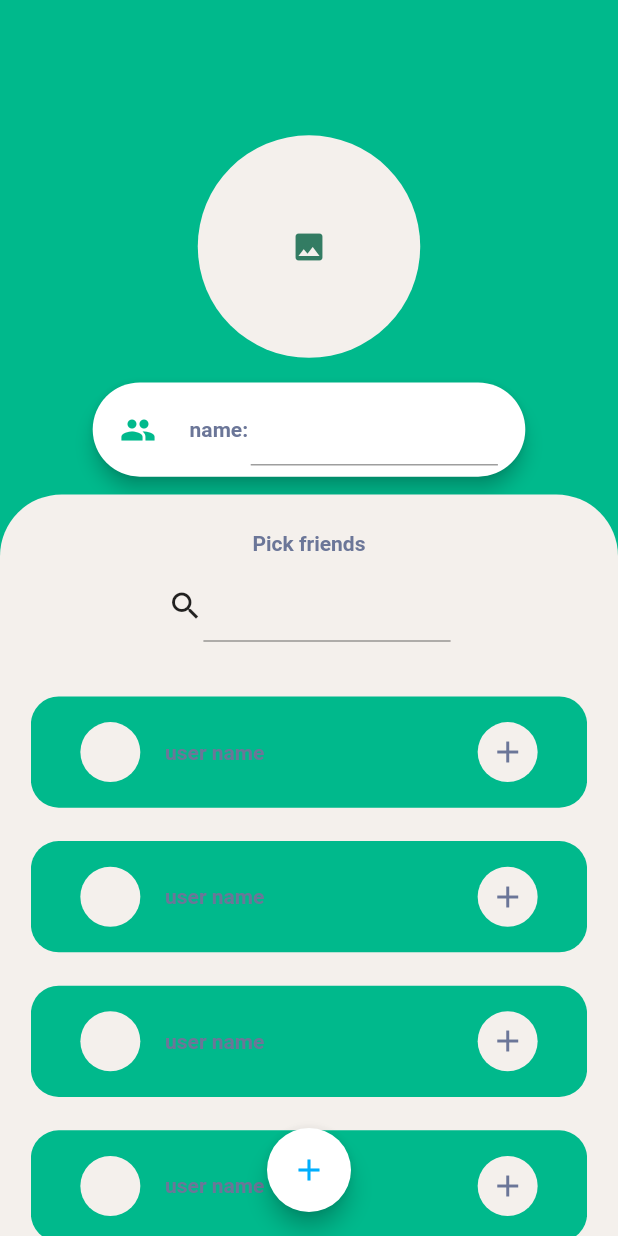
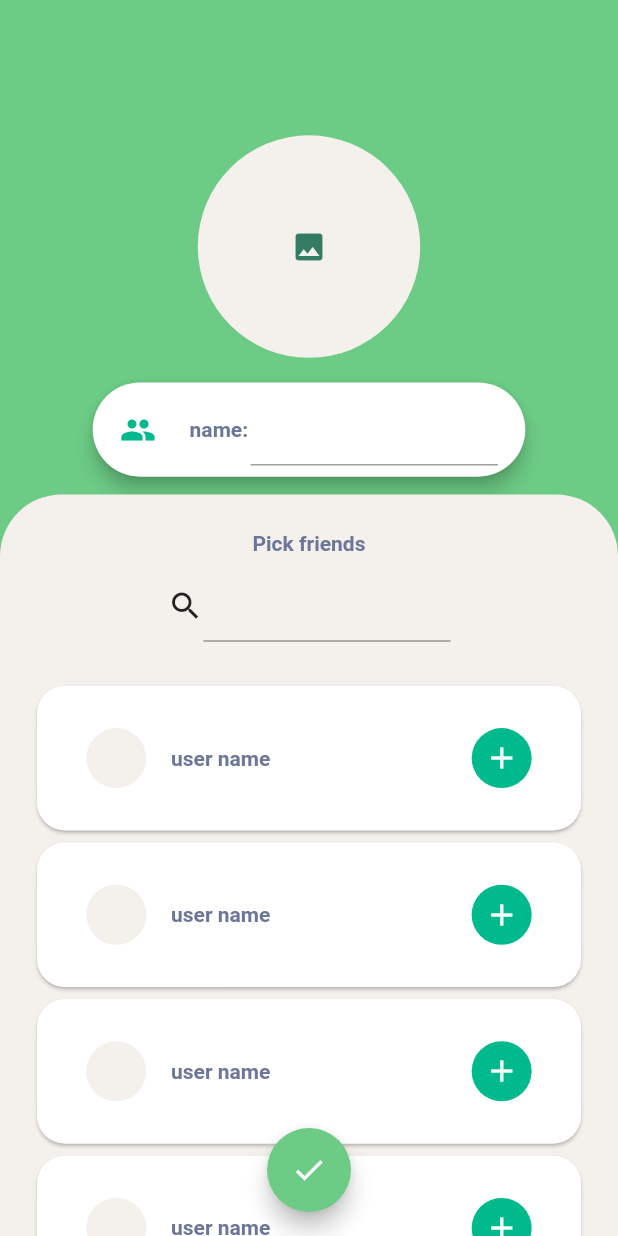
Before and after one commit to matangw/appointnet, a Flutter app: the NewParlamentComponent screen opened directly, on a phone screen of 412 x 824 dp. Run offline on Flutter 3.47's test engine with Material 2 defaults, Android fonts, the phone set to English and light mode, and no system bars; our stand-ins replace cloud_firestore, firebase_auth, firebase_core, firebase_storage, flutter_speed_dial, image_cropper and 1 more; missing offline and left inert: firebase_auth_platform_interface; accounts and stored records are empty; network calls fail.

Commit message:
with new colors and started new event screen

```diff
--- a/lib/screens/new_parlament/new_parlament_component.dart
+++ b/lib/screens/new_parlament/new_parlament_component.dart
@@ -45,7 +45,7 @@ class _NewParlamentComponentState extends State<NewParlamentComponent> implement
     double height = MediaQuery.of(context).size.height;
     double width = MediaQuery.of(context).size.width;
     return Scaffold(
-      backgroundColor: MyColors().mainColor,
+      backgroundColor: MyColors().mainBright,
       floatingActionButton: myActionButton(height,width),
       floatingActionButtonLocation: FloatingActionButtonLocation.centerFloat,
       body: SingleChildScrollView(
@@ -70,7 +70,7 @@ class _NewParlamentComponentState extends State<NewParlamentComponent> implement
     return Container(
       height: height,
       width: width,
-      color: MyColors().mainColor,
+      color: MyColors().mainBright,
       child: Column(
         mainAxisAlignment: MainAxisAlignment.center,
         crossAxisAlignment: CrossAxisAlignment.center,
@@ -159,13 +159,15 @@ class _NewParlamentComponentState extends State<NewParlamentComponent> implement
   }
 
   Widget freindListTile(double height,double width){
-    return Container(
+    return Card(
+      shape: RoundedRectangleBorder(borderRadius: BorderRadius.circular(height*0.25)),
+      child: Container(
         height: height,
         width: width,
         margin: EdgeInsets.symmetric(vertical: height*0.15),
         decoration: BoxDecoration(
           borderRadius: BorderRadius.circular(height*0.25),
-        color: MyColors().mainColor
+          color: Colors.white
         ),
         child: Row(
           mainAxisAlignment: MainAxisAlignment.start,
@@ -176,17 +178,18 @@ class _NewParlamentComponentState extends State<NewParlamentComponent> implement
             SizedBox(width: width*0.05,),
             WidgetUtils().customText('user name',fontWeight: FontWeight.bold),
             Expanded(child: SizedBox()),
-          CircleAvatar(backgroundColor: MyColors().backgroundColor,child: Icon(Icons.add,color: MyColors().textColor,),),
+            CircleAvatar(backgroundColor: MyColors().mainColor,child: Icon(Icons.add,color: Colors.white,),),
             SizedBox(width: width*0.1,)
           ],
+        ),
       ),
     );
   }
 
   FloatingActionButton myActionButton(double height,double width){
     return FloatingActionButton(
-        backgroundColor: needToConfirm? Colors.green : Colors.white,
-        child: Icon(Icons.add,color:needToConfirm?Colors.white :  MyColors().buttonColor,),
+        backgroundColor: MyColors().mainBright,
+        child: Icon(Icons.check,color:needToConfirm?Colors.white : Colors.white,),
         onPressed: ()=> floatingActionButtonFunction(height, width),
     );
   }
--- a/lib/utils/route_manager.dart
+++ b/lib/utils/route_manager.dart
@@ -1,6 +1,7 @@
 import 'package:appointnet/screens/home_page/home_page_component.dart';
 import 'package:appointnet/screens/login/login_component.dart';
 import 'package:appointnet/screens/new_parlament/new_parlament_component.dart';
+import 'package:appointnet/screens/parlament_screen/parlament_screen_component.dart';
 import 'package:appointnet/screens/update_details/update_details_component.dart';
 import 'package:appointnet/utils/transitions/scale.dart';
 import 'package:flutter/material.dart';
@@ -33,6 +34,9 @@ class RouteManager {
       case NewParlamentComponent.tag:
         screen = NewParlamentComponent();
         return ScaleRoute(page: screen, routeSettings: settings);
+      case ParlamentScreenComponent.tag:
+        screen = ParlamentScreenComponent();
+        return ScaleRoute(page: screen, routeSettings: settings);
       default:
         return _noScreen();
     }
```
Also changed, not shown: lib/models/event.dart (added, +10 -0 lines), lib/screens/home_page/home_page_component.dart (+8 -3 lines), lib/screens/new_event_screen/new_event_component.dart (added, +35 -0 lines), lib/screens/parlament_screen/parlament_screen_component.dart (+38 -17 lines). Lines whose indentation alone changed are shown as unchanged.
